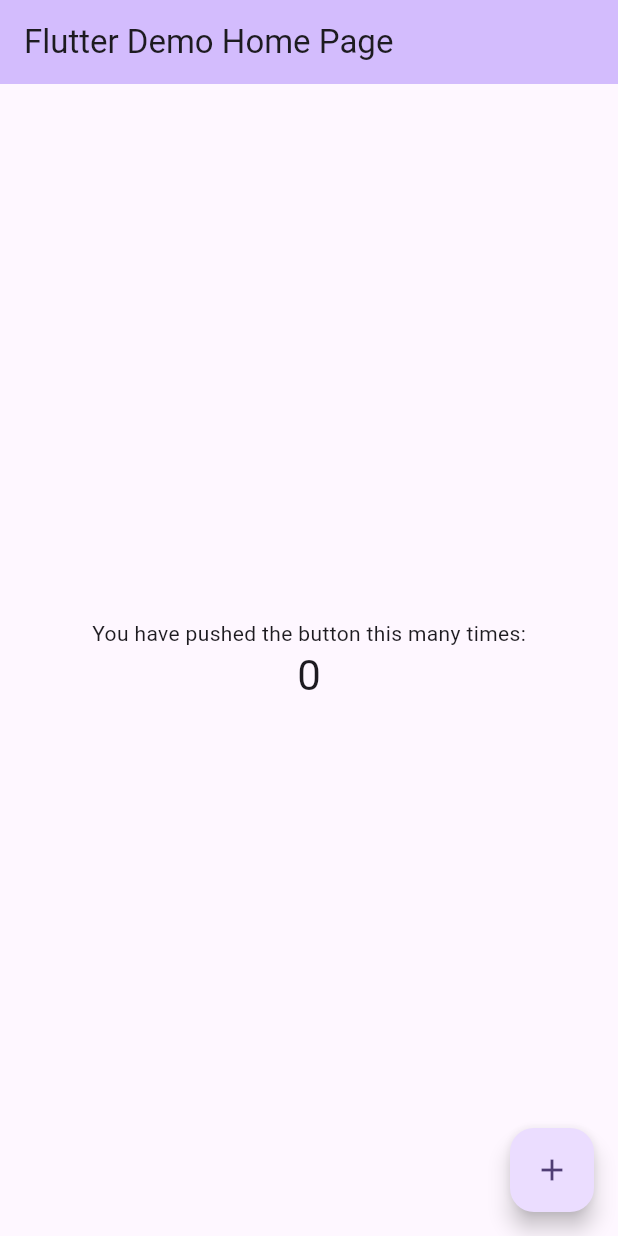
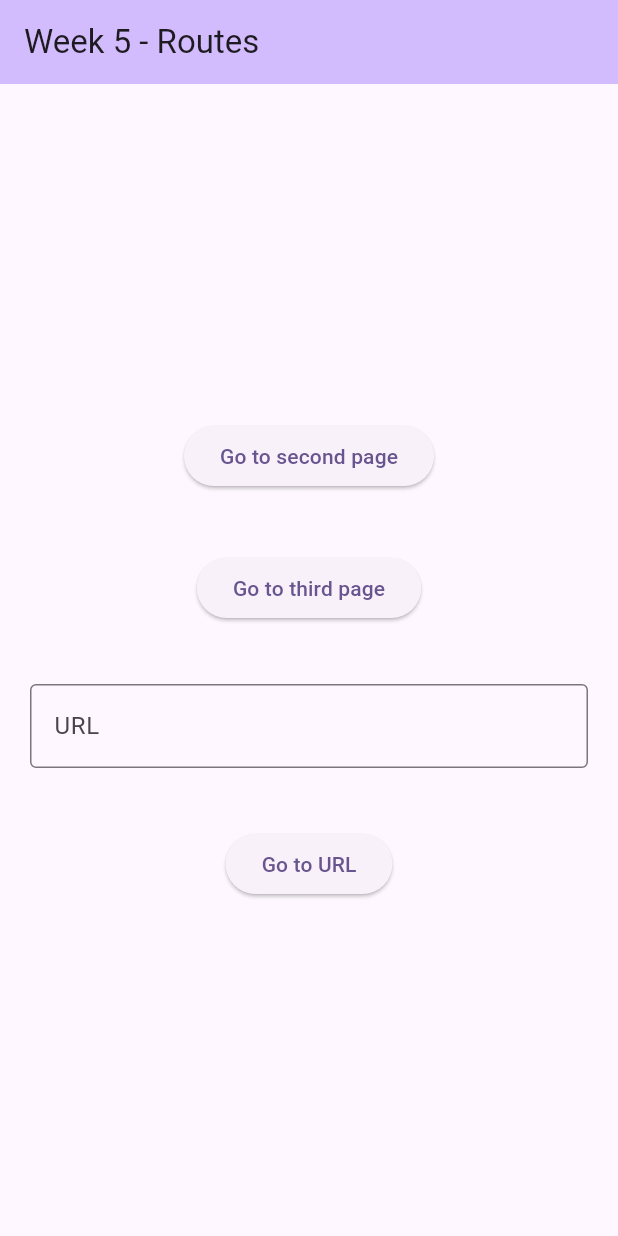
Before and after one commit to gourteacher/cst2335_25w_samples, a Flutter app: the screen it shows after launch, on a phone screen of 412 x 824 dp. Run offline on Flutter 3.47's test engine with Material 3 defaults, Android fonts, the phone set to English and light mode, and no system bars; missing offline and left inert: encrypted_shared_preferences; statements that could not run were skipped.

Commit message:
Week 5 : Adding Routes

```diff
--- /dev/null
+++ b/lib/DataRepository.dart
@@ -0,0 +1,21 @@
+import 'package:encrypted_shared_preferences/encrypted_shared_preferences.dart';
+class DataRepository {
+
+  static String firstName = "";
+  static String emailAddress ="";
+  static String lastName = "";
+  static String phoneNumber = "";
+  static String login = "Rosa";
+
+  static void loadData(){
+    EncryptedSharedPreferences prefs = EncryptedSharedPreferences();
+    prefs.getString("FirstName").then((fName) { firstName = fName; });
+    prefs.getString("LastName").then((lName) { lastName = lName; });
+  }
+
+  static void saveData(){
+    EncryptedSharedPreferences prefs = EncryptedSharedPreferences();
+    prefs.setString("FirstName", firstName);
+    prefs.setString("LastName", lastName);
+  }
+}
--- /dev/null
+++ b/lib/OtherPage.dart
@@ -0,0 +1,30 @@
+import 'package:flutter/material.dart';
+import 'DataRepository.dart';
+
+class OtherPage extends StatefulWidget{
+
+  @override
+  State<StatefulWidget> createState() => OtherPageState();
+}
+
+class OtherPageState extends State<StatefulWidget>{
+
+  @override
+  Widget build(BuildContext context) {
+    return Scaffold(appBar: AppBar(title: Text("Other Page")),
+    body: Center(child:
+        Column( mainAxisAlignment: MainAxisAlignment.center,
+          children: [
+            OutlinedButton(child:  Text("Welcome back " + DataRepository.login ),
+            onPressed: () { Navigator.pop(context);   }),//return to previous
+          ],
+        )
+      )
+    );
+  }
+
+  @override
+  void initState() {
+    super.initState();
+  }
+}
--- a/lib/main.dart
+++ b/lib/main.dart
@@ -1,4 +1,7 @@
 import 'package:flutter/material.dart';
+import 'package:url_launcher/url_launcher.dart';
+import 'DataRepository.dart';
+import 'OtherPage.dart';
 
 void main() {
   runApp(const MyApp());
@@ -11,77 +14,70 @@
   @override
   Widget build(BuildContext context) {
     return MaterialApp(
-      title: 'Flutter Demo',
+      routes:  {
+        '/Main'   :   (context) => MyHomePage(title:"Week 5 - Routes"),
+        '/Second' :   (context) { return OtherPage(); } ,
+        '/Third'  :   (context) { return OtherPage(); }
+      },
+
+      title: 'CST2335 Samples',
       theme: ThemeData(
-        // This is the theme of your application.
-        //
-        // TRY THIS: Try running your application with "flutter run". You'll see
-        // the application has a purple toolbar. Then, without quitting the app,
-        // try changing the seedColor in the colorScheme below to Colors.green
-        // and then invoke "hot reload" (save your changes or press the "hot
-        // reload" button in a Flutter-supported IDE, or press "r" if you used
-        // the command line to start the app).
-        //
-        // Notice that the counter didn't reset back to zero; the application
-        // state is not lost during the reload. To reset the state, use hot
-        // restart instead.
-        //
-        // This works for code too, not just values: Most code changes can be
-        // tested with just a hot reload.
         colorScheme: ColorScheme.fromSeed(seedColor: Colors.deepPurple),
         useMaterial3: true,
       ),
-      home: const MyHomePage(title: 'Flutter Demo Home Page'),
+
+      //Notice  that we are not using the home parameter here
+      //Instead, we are using the initialRoute parameter
+      //home: const MyHomePage(title: 'Week 5 - Routes'),
+      initialRoute: '/Main',
     );
   }
 }
 
 class MyHomePage extends StatefulWidget {
   const MyHomePage({super.key, required this.title});
-
-  // This widget is the home page of your application. It is stateful, meaning
-  // that it has a State object (defined below) that contains fields that affect
-  // how it looks.
-
-  // This class is the configuration for the state. It holds the values (in this
-  // case the title) provided by the parent (in this case the App widget) and
-  // used by the build method of the State. Fields in a Widget subclass are
-  // always marked "final".
-
   final String title;
 
   @override
-  State<MyHomePage> createState() => _MyHomePageState();
+  State<MyHomePage> createState() { return _MyHomePageState(); }
 }
 
 class _MyHomePageState extends State<MyHomePage> {
-  int _counter = 0;
+  late TextEditingController _controller; //late - Constructor in initState()
+  var isChecked = false;
 
-  void _incrementCounter() {
-    setState(() {
-      // This call to setState tells the Flutter framework that something has
-      // changed in this State, which causes it to rerun the build method below
-      // so that the display can reflect the updated values. If we changed
-      // _counter without calling setState(), then the build method would not be
-      // called again, and so nothing would appear to happen.
-      _counter++;
-    });
+  @override //same as in java
+  void initState() {
+    super.initState(); //call the parent initState()
+    _controller = TextEditingController(); //our late constructor
+    DataRepository.loadData();//asynchronous, but certain to finish before going to second page
+  }
+
+  @override
+  void dispose() {
+    super.dispose();
+    _controller.dispose(); // clean up memory
+  }
+
+  void launchUrl() async {
+    var url = _controller.text;
+      if (await canLaunch( url)) {
+      await launch(url);
+    } else {
+      throw 'Could not launch $url';
+    }
   }
 
   @override
   Widget build(BuildContext context) {
-    // This method is rerun every time setState is called, for instance as done
-    // by the _incrementCounter method above.
-    //
-    // The Flutter framework has been optimized to make rerunning build methods
-    // fast, so that you can just rebuild anything that needs updating rather
-    // than having to individually change instances of widgets.
+
     return Scaffold(
       appBar: AppBar(
-        // TRY THIS: Try changing the color here to a specific color (to
-        // Colors.amber, perhaps?) and trigger a hot reload to see the AppBar
-        // change color while the other colors stay the same.
-        backgroundColor: Theme.of(context).colorScheme.inversePrimary,
+
+        backgroundColor: Theme
+            .of(context)
+            .colorScheme
+            .inversePrimary,
         // Here we take the value from the MyHomePage object that was created by
         // the App.build method, and use it to set our appbar title.
         title: Text(widget.title),
@@ -90,35 +86,46 @@
         // Center is a layout widget. It takes a single child and positions it
         // in the middle of the parent.
         child: Column(
-          // Column is also a layout widget. It takes a list of children and
-          // arranges them vertically. By default, it sizes itself to fit its
-          // children horizontally, and tries to be as tall as its parent.
-          //
-          // Column has various properties to control how it sizes itself and
-          // how it positions its children. Here we use mainAxisAlignment to
-          // center the children vertically; the main axis here is the vertical
-          // axis because Columns are vertical (the cross axis would be
-          // horizontal).
-          //
-          // TRY THIS: Invoke "debug painting" (choose the "Toggle Debug Paint"
-          // action in the IDE, or press "p" in the console), to see the
-          // wireframe for each widget.
           mainAxisAlignment: MainAxisAlignment.center,
           children: <Widget>[
-            const Text(
-              'You have pushed the button this many times:',
+
+            Padding(
+              padding: const EdgeInsets.all(20.0),
+              child: ElevatedButton(onPressed: () {
+                Navigator.pushNamed(context, '/Second');
+              }, //Lambda, or anonymous function
+                  child: Text('Go to second page')),
             ),
-            Text(
-              '$_counter',
-              style: Theme.of(context).textTheme.headlineMedium,
+
+            Padding(
+              padding: const EdgeInsets.all(20.0),
+              child: ElevatedButton(onPressed: () {
+                Navigator.pushNamed(context, '/Third');
+              }, //Lambda, or anonymous function
+                  child: Text('Go to third page')),
+            ),
+
+            Padding(
+              padding: const EdgeInsets.all(20.0),
+              child: TextField(
+                controller: _controller,
+                decoration: InputDecoration(
+                  hintText: "Enter URL to launch",
+                  border: OutlineInputBorder(),
+                  label: Text('URL'),
+                )
+              ),
+            ),
+
+            Padding(
+              padding: const EdgeInsets.all(20.0),
+              child: ElevatedButton(
+                  onPressed: () => launchUrl(),
+                  child: Text('Go to URL')
+              ),
             ),
           ],
         ),
-      ),
-      floatingActionButton: FloatingActionButton(
-        onPressed: _incrementCounter,
-        tooltip: 'Increment',
-        child: const Icon(Icons.add),
       ), // This trailing comma makes auto-formatting nicer for build methods.
     );
   }
```
Also changed, not shown: analysis_options.yaml (+7 -3 lines), pubspec.yaml (+2 -6 lines), pubspec.lock, 5 other files.
